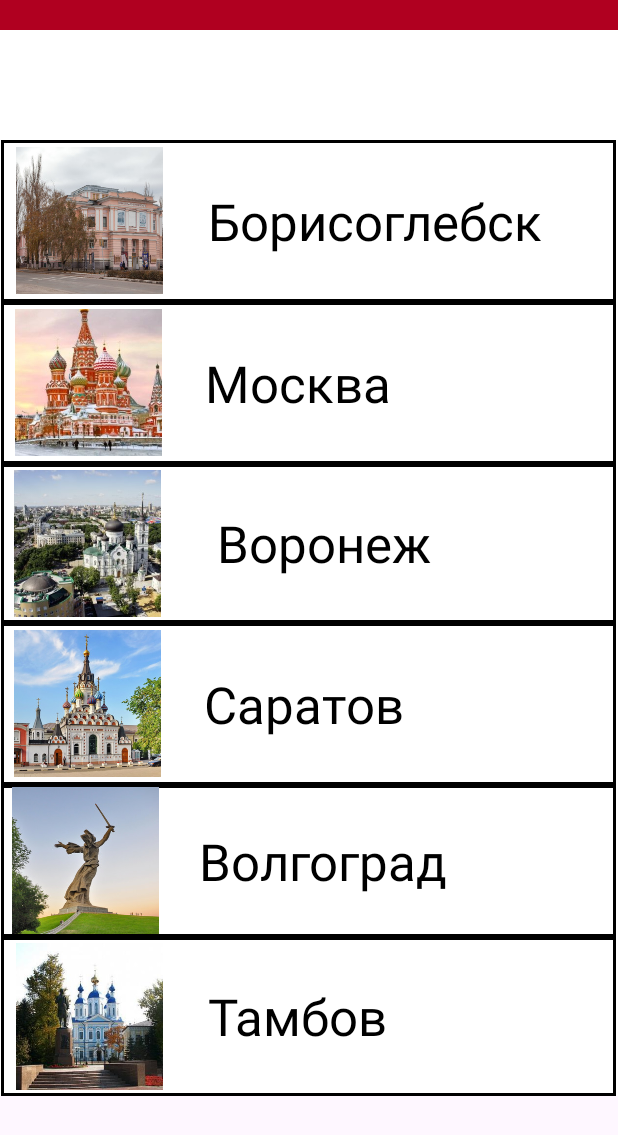
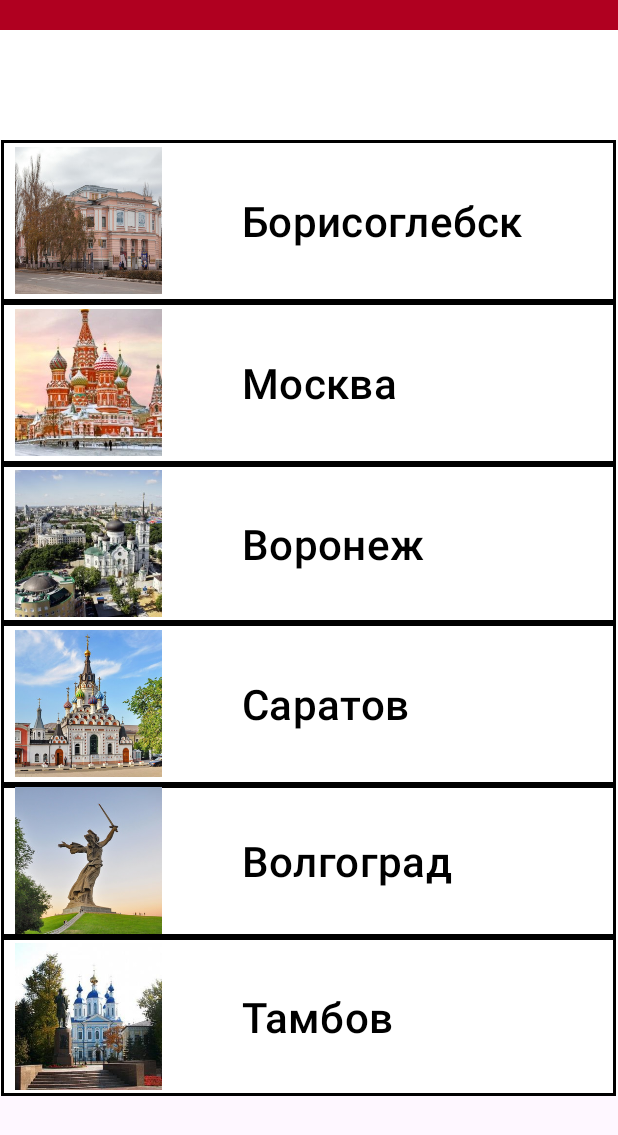
Before and after one commit to Anastasiasinlop/work11, an Android app: the screen it shows after launch (MainActivity2), on a phone screen of 412 x 824 dp. Shown: the top 1135 px of the screen. Run offline under Robolectric (Android 15) with nearby library versions, the phone set to English and light mode, and no system bars.

Commit message:
11 работа

```diff
--- a/app/src/main/res/layout/activity_main2.xml
+++ b/app/src/main/res/layout/activity_main2.xml
@@ -49,18 +49,21 @@
                 android:layout_weight="1"
                 app:srcCompat="@drawable/borisoglebsk__1_"/>
 
-            <TextView
-                android:id="@+id/textView5"
-                android:layout_width="wrap_content"
+            <Button
+                android:id="@+id/button"
+                android:layout_width="226dp"
                 android:layout_height="wrap_content"
                 android:layout_marginLeft="20dp"
                 android:layout_weight="1"
+                android:backgroundTint="#00FDFDFD"
                 android:gravity="start"
                 android:paddingVertical="15dp"
                 android:text="Борисоглебск"
                 android:textColor="#000000"
-                android:textSize="34sp"
+                android:textSize="28sp"
                 app:cornerRadius="0dp" />
+
+
 
         </LinearLayout>
 
@@ -79,17 +82,18 @@
                 android:layout_weight="1"
                 app:srcCompat="@drawable/moskov"/>
 
-            <TextView
-                android:id="@+id/textView9"
-                android:layout_width="wrap_content"
+            <Button
+                android:id="@+id/button22"
+                android:layout_width="226dp"
                 android:layout_height="wrap_content"
                 android:layout_marginLeft="20dp"
                 android:layout_weight="1"
+                android:backgroundTint="#00FDFDFD"
                 android:gravity="start"
                 android:paddingVertical="15dp"
-                android:text="Москва            "
+                android:text="Москва"
                 android:textColor="#000000"
-                android:textSize="34sp"
+                android:textSize="28sp"
                 app:cornerRadius="0dp" />
 
         </LinearLayout>
@@ -109,17 +113,18 @@
                 android:layout_weight="1"
                 app:srcCompat="@drawable/boronesg"/>
 
-            <TextView
-                android:id="@+id/textView12"
-                android:layout_width="wrap_content"
+            <Button
+                android:id="@+id/button3"
+                android:layout_width="226dp"
                 android:layout_height="wrap_content"
                 android:layout_marginLeft="20dp"
                 android:layout_weight="1"
+                android:backgroundTint="#00FDFDFD"
                 android:gravity="start"
                 android:paddingVertical="15dp"
-                android:text=" Воронеж         "
+                android:text="Воронеж"
                 android:textColor="#000000"
-                android:textSize="34sp"
+                android:textSize="28sp"
                 app:cornerRadius="0dp" />
 
         </LinearLayout>
@@ -138,17 +143,18 @@
                 android:layout_weight="1"
                 app:srcCompat="@drawable/saratov"/>
 
-            <TextView
-                android:id="@+id/textView19"
-                android:layout_width="wrap_content"
+            <Button
+                android:id="@+id/button4"
+                android:layout_width="226dp"
                 android:layout_height="wrap_content"
                 android:layout_marginLeft="20dp"
                 android:layout_weight="1"
+                android:backgroundTint="#00FDFDFD"
                 android:gravity="start"
                 android:paddingVertical="15dp"
-                android:text="Саратов           "
+                android:text="Саратов"
                 android:textColor="#000000"
-                android:textSize="34sp"
+                android:textSize="28sp"
                 app:cornerRadius="0dp" />
 
         </LinearLayout>
@@ -168,17 +174,18 @@
                 android:layout_weight="1"
                 app:srcCompat="@drawable/bolgograd" />
 
-            <TextView
-                android:id="@+id/textView13"
-                android:layout_width="wrap_content"
+            <Button
+                android:id="@+id/button5"
+                android:layout_width="226dp"
                 android:layout_height="wrap_content"
                 android:layout_marginLeft="20dp"
                 android:layout_weight="1"
+                android:backgroundTint="#00FDFDFD"
                 android:gravity="start"
                 android:paddingVertical="15dp"
-                android:text="Волгоград        "
+                android:text="Волгоград"
                 android:textColor="#000000"
-                android:textSize="34sp"
+                android:textSize="28sp"
                 app:cornerRadius="0dp" />
 
         </LinearLayout>
@@ -198,17 +205,18 @@
                 android:layout_weight="1"
                 app:srcCompat="@drawable/tambov"/>
 
-            <TextView
-                android:id="@+id/textView114"
-                android:layout_width="wrap_content"
+            <Button
+                android:id="@+id/button6"
+                android:layout_width="226dp"
                 android:layout_height="wrap_content"
                 android:layout_marginLeft="20dp"
                 android:layout_weight="1"
+                android:backgroundTint="#00FDFDFD"
                 android:gravity="start"
                 android:paddingVertical="15dp"
-                android:text="Тамбов            "
+                android:text="Тамбов"
                 android:textColor="#000000"
-                android:textSize="34sp"
+                android:textSize="28sp"
                 app:cornerRadius="0dp" />
 
         </LinearLayout>
```
